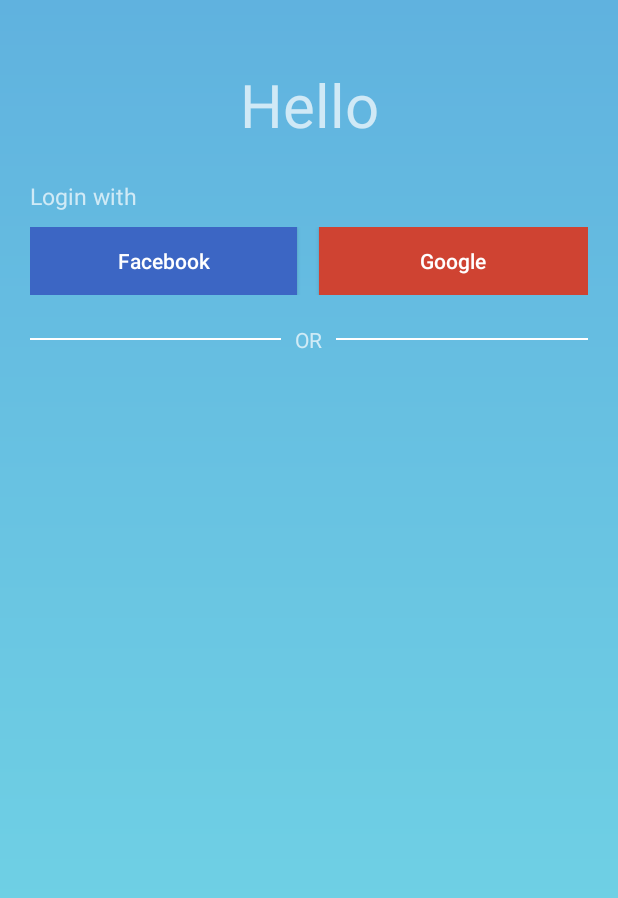
After one commit to DucCoderIT/TRIPFUN, an Android app: the LoginActivity screen opened directly, with no data from a screen before it, on a phone screen of 412 x 824 dp. The commit adds this screen. Shown: the top 898 px of the screen. Run offline under Robolectric (Android 15) with nearby library versions, the phone set to English and light mode, and no system bars.

Commit message:
create hello, login activity

```diff
--- a/app/build.gradle
+++ b/app/build.gradle
@@ -28,6 +28,7 @@ dependencies {
     implementation 'com.android.support.constraint:constraint-layout:1.1.3'
     implementation 'com.google.android.gms:play-services-maps:16.0.0'
     implementation 'com.google.android.gms:play-services-places:16.0.0'
+    implementation 'com.android.support:design:27.1.1'
     testImplementation 'junit:junit:4.12'
     androidTestImplementation 'com.android.support.test:runner:1.0.2'
     androidTestImplementation 'com.android.support.test.espresso:espresso-core:3.0.2'
--- a/app/src/main/AndroidManifest.xml
+++ b/app/src/main/AndroidManifest.xml
@@ -13,25 +13,25 @@
         android:roundIcon="@mipmap/ic_launcher_round"
         android:supportsRtl="true"
         android:theme="@style/Theme.AppCompat.NoActionBar">
-        <activity android:name=".Activities.MainActivity"></activity>
-
+        <activity android:name=".Activities.MainActivity" />
         <activity android:name=".Activities.AllTripDetailsActivity">
             <intent-filter>
                 <action android:name="android.intent.action.MAIN" />
+
                 <category android:name="android.intent.category.LAUNCHER" />
             </intent-filter>
+        </activity>
+        <activity android:name=".Activities.MapsActivity" />
 
-        </activity>
-
-        <activity android:name=".Activities.MapsActivity">
-
-        </activity>
         <meta-data
             android:name="com.google.android.geo.API_KEY"
             android:value="@string/google_maps_key" />
+
         <uses-library
             android:name="org.apache.http.legacy"
             android:required="false" />
+
+        <activity android:name=".Activities.LoginActivity" />
     </application>
 
 </manifest>
--- /dev/null
+++ b/app/src/main/java/trungduc/tripfun/Activities/HelloActivity.java
@@ -0,0 +1,14 @@
+package trungduc.tripfun.Activities;
+
+import android.os.Bundle;
+import android.support.v7.app.AppCompatActivity;
+
+import trungduc.tripfun.R;
+
+public class HelloActivity extends AppCompatActivity {
+    @Override
+    protected void onCreate(Bundle savedInstanceState){
+        super.onCreate(savedInstanceState);
+        setContentView(R.layout.activity_hello);
+    }
+}
--- /dev/null
+++ b/app/src/main/java/trungduc/tripfun/Activities/LoginActivity.java
@@ -0,0 +1,15 @@
+package trungduc.tripfun.Activities;
+
+import android.support.v7.app.AppCompatActivity;
+import android.os.Bundle;
+
+import trungduc.tripfun.R;
+
+public class LoginActivity extends AppCompatActivity {
+
+    @Override
+    protected void onCreate(Bundle savedInstanceState) {
+        super.onCreate(savedInstanceState);
+        setContentView(R.layout.activity_login);
+    }
+}
--- a/app/src/main/java/trungduc/tripfun/Activities/MapsActivity.java
+++ b/app/src/main/java/trungduc/tripfun/Activities/MapsActivity.java
@@ -79,7 +79,7 @@ public class MapsActivity extends FragmentActivity implements OnMapReadyCallback
     private String TAG = "MapsActivity";
     public ArrayList<LatLng> listPoints;
     private static final LatLngBounds LAT_LNG_BOUNDS = new LatLngBounds(
-            new LatLng(-40, -168), new LatLng(71, 136));
+            new LatLng(-40, -168), new LatLng(71, 136));// position where appear when map ready
 
 
     @Override
--- a/app/src/main/java/trungduc/tripfun/Models/Constants.java
+++ b/app/src/main/java/trungduc/tripfun/Models/Constants.java
@@ -1,7 +1,7 @@
 package trungduc.tripfun.Models;
 
 public class Constants {
-    public static String url_all_tripdetails = "http://192.168.1.126:80/source/TRIFUNDB/get_all_tripdetails.php";
+    public static String url_all_tripdetails = "http://192.168.1.23:80/source/TRIFUNDB/get_all_tripdetails.php";
 
     // JSON Node names
     public static final String TAG_SUCCESS = "success";
--- /dev/null
+++ b/app/src/main/res/drawable/background_gradient.xml
@@ -0,0 +1,10 @@
+<?xml version="1.0" encoding="utf-8"?>
+<shape xmlns:android="http://schemas.android.com/apk/res/android"
+    android:shape="rectangle">
+    <gradient
+        android:angle="-90"
+        android:startColor="#60b2df"
+        android:endColor="#74dbe6"
+        android:type="linear"
+        />
+</shape>
--- /dev/null
+++ b/app/src/main/res/layout/activity_hello.xml
@@ -0,0 +1,14 @@
+<?xml version="1.0" encoding="utf-8"?>
+<LinearLayout xmlns:android="http://schemas.android.com/apk/res/android"
+    xmlns:app="http://schemas.android.com/apk/res-auto"
+    xmlns:tools="http://schemas.android.com/tools"
+    android:layout_width="match_parent"
+    android:layout_height="match_parent"
+    android:gravity="center"
+    android:background="@drawable/background_gradient"
+    tools:context=".Activities.HelloActivity">
+    <ImageView
+        android:layout_width="100dp"
+        android:layout_height="100dp"
+        android:src="@mipmap/ic_logo"/>
+</LinearLayout>
--- /dev/null
+++ b/app/src/main/res/layout/activity_login.xml
@@ -0,0 +1,88 @@
+<?xml version="1.0" encoding="utf-8"?>
+<LinearLayout xmlns:android="http://schemas.android.com/apk/res/android"
+    xmlns:app="http://schemas.android.com/apk/res-auto"
+    xmlns:tools="http://schemas.android.com/tools"
+    android:layout_width="match_parent"
+    android:layout_height="match_parent"
+    android:background="@drawable/background_gradient"
+    android:orientation="vertical"
+    android:padding="20dp"
+    tools:context=".Activities.LoginActivity">
+    <!-- text Hello -->
+    <TextView
+        android:layout_width="match_parent"
+        android:layout_height="100dp"
+        android:gravity="center"
+        android:text="@string/hello"
+        android:textSize="@dimen/hello" />
+    <!-- text login with -->
+    <TextView
+        android:layout_width="wrap_content"
+        android:layout_height="wrap_content"
+        android:layout_marginBottom="10dp"
+        android:text="Login with"
+        android:textSize="15sp"
+        />
+    <!-- form fb & gg login -->
+    <LinearLayout
+        android:layout_width="match_parent"
+        android:layout_height="wrap_content"
+        android:layout_marginBottom="20dp"
+        android:orientation="horizontal"
+        android:weightSum="10">
+        <Button
+            android:id="@+id/btn_FBsign"
+            android:layout_width="0dp"
+            android:layout_height="45dp"
+            android:layout_weight="4.8"
+            android:background="#3C66C4"
+            android:text="Facebook"
+            android:textColor="@color/white"
+            android:textAllCaps="false"/>
+        <View
+            android:layout_width="0dp"
+            android:layout_height="45dp"
+            android:layout_weight="0.4"
+            />
+        <Button
+            android:id="@+id/btn_GGsign"
+            android:layout_width="0dp"
+            android:layout_height="45dp"
+            android:layout_weight="4.8"
+            android:background="#CF4332"
+            android:text="Google"
+            android:textColor="@color/white"
+            android:textAllCaps="false"/>
+    </LinearLayout>
+    <!-- or -->
+    <LinearLayout
+        android:layout_width="match_parent"
+        android:layout_height="wrap_content"
+        android:orientation="horizontal"
+        android:weightSum="10"
+        android:gravity="center">
+        <View
+            android:layout_width="0dp"
+            android:layout_height="1dp"
+            android:layout_weight="4.5"
+            android:background="@color/white" />
+        <TextView
+            android:layout_width="0dp"
+            android:layout_height="wrap_content"
+            android:layout_weight="1"
+            android:text="@string/or"
+            android:gravity="center"
+            android:textAllCaps="true" />
+        <View
+            android:layout_width="0dp"
+            android:layout_height="1dp"
+            android:layout_weight="4.5"
+            android:background="@color/white" />
+    </LinearLayout>
+    <!-- form default login -->
+    <LinearLayout
+        android:layout_width="match_parent"
+        android:layout_height="wrap_content">
+
+    </LinearLayout>
+</LinearLayout>
--- a/app/src/main/res/values/dimen.xml
+++ /dev/null
@@ -1,2 +0,0 @@
-<?xml version="1.0" encoding="utf-8"?>
-<resources></resources>
--- /dev/null
+++ b/app/src/main/res/values/dimens.xml
@@ -0,0 +1,4 @@
+<resources>
+    <dimen name="fab_margin">16dp</dimen>
+    <dimen name="hello">40sp</dimen>
+</resources>
--- a/app/src/main/res/values/strings.xml
+++ b/app/src/main/res/values/strings.xml
@@ -5,4 +5,7 @@
     <string name="placename_des">Địa chỉ đến</string>
     <string name="next">Next</string>
     <string name="free">FREE</string>
+    <string name="title_activity_hello">HelloActivity</string>
+    <string name="or">or</string>
+    <string name="hello">Hello</string>
 </resources>
--- a/app/src/main/res/values/styles.xml
+++ b/app/src/main/res/values/styles.xml
@@ -8,4 +8,8 @@
         <item name="colorAccent">@color/colorAccent</item>
     </style>
 
+    <style name="AppBarOverlay" parent="ThemeOverlay.AppCompat.Dark.ActionBar" />
+
+    <style name="PopupOverlay" parent="ThemeOverlay.AppCompat.Light" />
+
 </resources>
```
Also changed, not shown: app/src/main/res/mipmap-hdpi/ic_logo.png (added).
